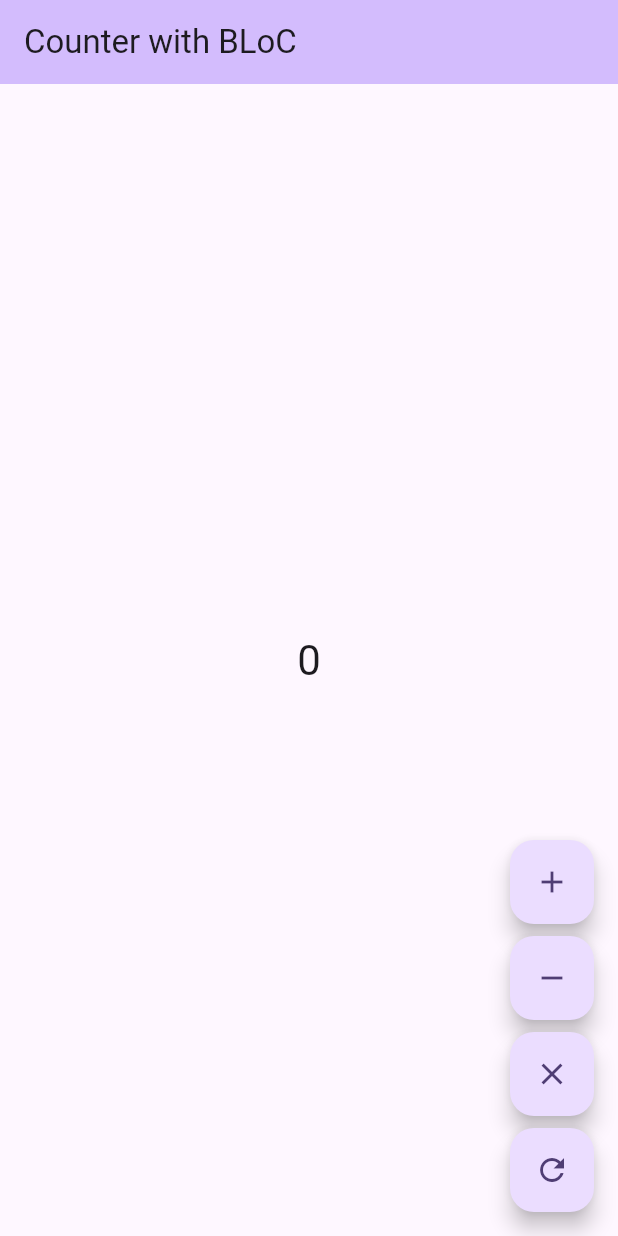
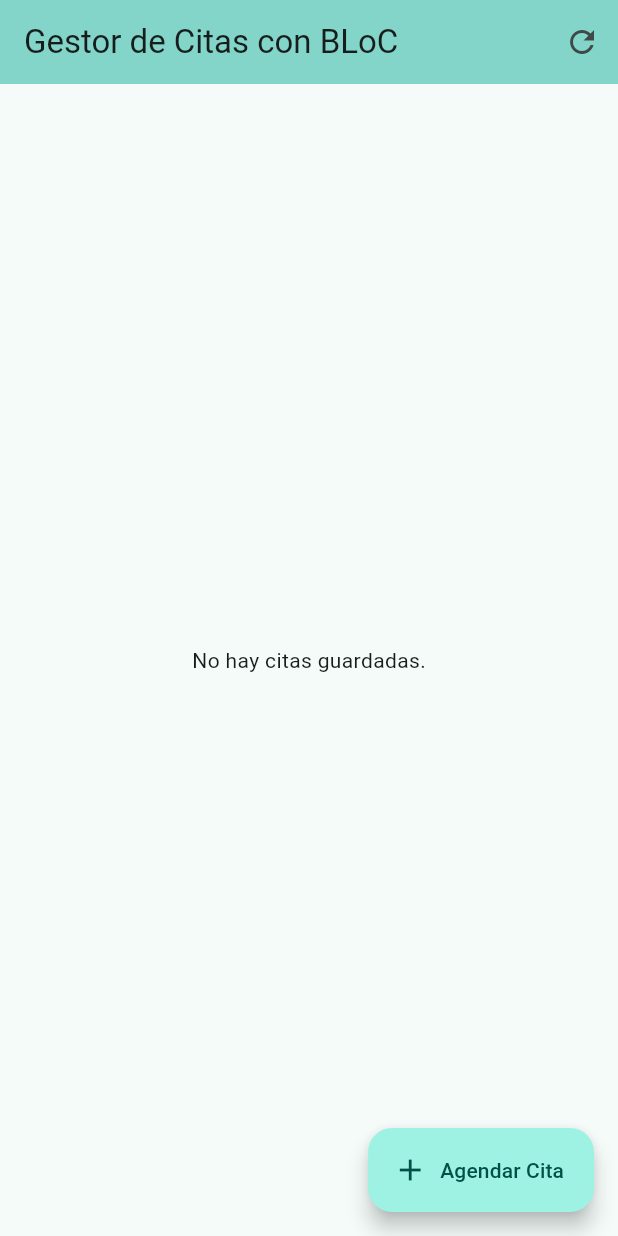
Before and after one commit to JoaquinCar/4B_Desarrollo-Frontend-y-Aplicaciones-M-viles, a Flutter app: the screen it shows after launch, on a phone screen of 412 x 824 dp. Run offline on Flutter 3.47's test engine with Material 3 defaults, Android fonts, the phone set to English and light mode, and no system bars; our stand-ins replace cloud_firestore, firebase_core, flutter_bloc; accounts and stored records are empty.

Commit message:
Act #3 Base de datos con firebase

```diff
--- /dev/null
+++ b/lib/counter/citas_bloc.dart
@@ -0,0 +1,38 @@
+// lib/citas_bloc.dart
+
+import 'package:flutter_bloc/flutter_bloc.dart';
+import 'package:cloud_firestore/cloud_firestore.dart';
+import 'citas_events_states.dart';
+
+class CitasBloc extends Bloc<CitasEvent, CitasState> {
+  CitasBloc() : super(CitasInitial()) {
+
+    // Cambiamos el manejador de GuardarCitaPrueba a GuardarNuevaCita
+    on<GuardarNuevaCita>((event, emit) async {
+      try {
+        // Usamos los datos que vienen DENTRO del evento
+        await FirebaseFirestore.instance.collection('citas_prueba').add({
+          'paciente': event.paciente,
+          'sintoma': event.sintoma,
+          'fecha': event.fecha,
+        });
+        emit(CitasGuardadoExito());
+      } catch (e) {
+        emit(CitasGuardadoError(e.toString()));
+      }
+    });
+    // --- NUEVA LÓGICA para CARGAR DATOS ---
+    on<CargarCitas>((event, emit) async {
+      emit(CitasCargando()); // 1. Emitir estado de carga
+      try {
+        // 2. Consultar los datos en Firestore
+        final snapshot = await FirebaseFirestore.instance.collection('citas_prueba').get();
+        // 3. Si la consulta es exitosa, emitir el estado con los datos
+        emit(CitasCargadoExito(snapshot.docs));
+      } catch (e) {
+        // 4. Si hay un error, emitir el estado de error
+        emit(CitasErrorAlCargar(e.toString()));
+      }
+    });
+  }
+}
--- /dev/null
+++ b/lib/counter/citas_events_states.dart
@@ -0,0 +1,46 @@
+// lib/citas_events_states.dart
+
+import 'package:cloud_firestore/cloud_firestore.dart';
+
+import 'package:cloud_firestore/cloud_firestore.dart';
+// --- EVENTOS ---
+abstract class CitasEvent {}
+
+class GuardarNuevaCita extends CitasEvent {
+  final String paciente;
+  final String sintoma;
+  final String fecha;
+
+  GuardarNuevaCita({
+    required this.paciente,
+    required this.sintoma,
+    required this.fecha,
+  });
+}
+class CargarCitas extends CitasEvent {} // <- NUEVO EVENTO para leer datos
+
+
+// --- ESTADOS ---
+abstract class CitasState {}
+
+class CitasInitial extends CitasState {}
+
+// Estados para guardar
+class CitasGuardadoExito extends CitasState {}
+class CitasGuardadoError extends CitasState {
+  final String mensajeError;
+  CitasGuardadoError(this.mensajeError);
+}
+
+// Estados para cargar
+class CitasCargando extends CitasState {} // <- NUEVO ESTADO para mostrar "cargando..."
+
+class CitasCargadoExito extends CitasState { // <- NUEVO ESTADO con los datos
+  final List<QueryDocumentSnapshot> citas;
+  CitasCargadoExito(this.citas);
+}
+
+class CitasErrorAlCargar extends CitasState { // <- NUEVO ESTADO de error al leer
+  final String mensajeError;
+  CitasErrorAlCargar(this.mensajeError);
+}
--- a/lib/counter/counter_bloc.dart
+++ /dev/null
@@ -1,30 +0,0 @@
-import 'package:bloc/bloc.dart';
-import 'counter_events.dart';
-import 'package:flutter_bloc/flutter_bloc.dart';
-
-// La clase "hereda" de Bloc y le especificamos dos cosas:
-// <CounterEvent, int> significa:
-//   - Recibo órdenes de tipo CounterEvent.
-//   - Mi comida (el estado) será de tipo int (un número).
-class CounterBloc extends Bloc<CounterEvent, int> {
-  // 2. EL ESTADO INICIAL
-  // Cuando se crea el BLoC, su estado inicial es 0.
-  // super(0) significa "inicia el estado con el valor 0".
-  // Es el plato que tienes en la mesa antes de ordenar nada.
-  CounterBloc() : super(0) {
-    // 3. LA RECETA PARA CADA ORDEN
-    // on<CounterIncrements>(...) significa:
-    // "Cuando reciba una orden del tipo CounterIncrements, haz lo siguiente:"
-
-    // La lógica es: toma el estado actual (state) y súmale 1.
-    // 'emit' es la función especial para "servir" el nuevo estado.
-    // Así que, emit(state + 1) significa: "sirve un nuevo plato con el número actualizado".
-    on<CounterIncrements>((event, emit) => emit(state + 1));
-
-    on<CounterDecrements>((event, emit) => emit(state - 1));
-
-    on<CounterMultiplica>((event, emit) => emit(state * event.factor));
-
-    on<CounterReset>((event, emit) => emit(0));
-  }
-}
--- a/lib/counter/counter_events.dart
+++ /dev/null
@@ -1,15 +0,0 @@
-// Esto es como decir: "Aquí defino la categoría 'Ordenes para el Contador'".
-// Es 'abstract' porque no puedes pedir una "orden genérica",
-// tienes que pedir algo específico del menú.
-abstract class CounterEvent {}
-
-// Esta es una orden específica y concreta del menú.
-// Es una clase que hereda de CounterEvent, por lo tanto, es una orden válida.
-// Su único propósito es existir, ser un mensaje claro: "¡Incrementa el contador!"
-class CounterIncrements extends CounterEvent {}
-class CounterDecrements extends CounterEvent {}
-class CounterMultiplica extends CounterEvent {
-  final int factor; // Le añadimos un dato
-  CounterMultiplica(this.factor);
-}
-class CounterReset extends CounterEvent {}
--- a/lib/main.dart
+++ b/lib/main.dart
@@ -1,92 +1,212 @@
+// lib/main.dart
+
 import 'package:flutter/material.dart';
 import 'package:flutter_bloc/flutter_bloc.dart';
-import 'package:patron_bloc/counter/counter_bloc.dart';
-import 'package:patron_bloc/counter/counter_events.dart';
+import 'package:firebase_core/firebase_core.dart';
+import 'counter/citas_bloc.dart';
+import 'counter/citas_events_states.dart';
+import 'firebase_options.dart';
 
-void main() {
+void main() async {
+  WidgetsFlutterBinding.ensureInitialized();
+  await Firebase.initializeApp(
+    options: DefaultFirebaseOptions.currentPlatform,
+  );
   runApp(const MyApp());
 }
 
+// CLASE MyApp QUE FALTABA
 class MyApp extends StatelessWidget {
   const MyApp({super.key});
 
   @override
   Widget build(BuildContext context) {
     return MaterialApp(
-      title: 'Counter App con BLoC',
+      title: 'Citas App con BLoC',
       theme: ThemeData(
-        colorScheme: ColorScheme.fromSeed(seedColor: Colors.deepPurple),
+        colorScheme: ColorScheme.fromSeed(seedColor: Colors.teal),
         useMaterial3: true,
       ),
-      // Aquí es donde "provees" tu BLoC al árbol de widgets.
-      // CounterPage y cualquier widget hijo podrán acceder a CounterBloc.
       home: BlocProvider(
-        create: (context) => CounterBloc(),
-        child: const CounterPage(),
+        create: (context) => CitasBloc()..add(CargarCitas()),
+        child: const CitasPage(),
       ),
     );
   }
 }
 
-class CounterPage extends StatelessWidget {
-  const CounterPage({super.key});
+class CitasPage extends StatelessWidget {
+  const CitasPage({super.key});
+
+  void _mostrarFormulario(BuildContext context) {
+    showModalBottomSheet(
+      context: context,
+      isScrollControlled: true,
+      builder: (_) {
+        return BlocProvider.value(
+          value: BlocProvider.of<CitasBloc>(context),
+          child: const _CitaFormulario(),
+        );
+      },
+    );
+  }
 
   @override
   Widget build(BuildContext context) {
     return Scaffold(
       appBar: AppBar(
-        title: const Text('Counter with BLoC'),
+        title: const Text('Gestor de Citas con BLoC'),
         backgroundColor: Theme.of(context).colorScheme.inversePrimary,
+        actions: [
+          IconButton(
+            icon: const Icon(Icons.refresh),
+            onPressed: () => context.read<CitasBloc>().add(CargarCitas()),
+          ),
+        ],
       ),
-      body: Center(
-        child: BlocBuilder<CounterBloc, int>(
-          builder: (context, count) {
-            // Este Text se reconstruirá con cada nuevo estado
-            return Text(
-              '$count',
-              style: Theme.of(context).textTheme.headlineMedium,
+      // AQUÍ RESTAURAMOS EL LISTENER
+      body: BlocListener<CitasBloc, CitasState>(
+        listener: (context, state) {
+          if (state is CitasGuardadoExito) {
+            ScaffoldMessenger.of(context).showSnackBar(
+              const SnackBar(content: Text('¡Cita guardada!'), backgroundColor: Colors.green),
             );
+            context.read<CitasBloc>().add(CargarCitas());
+          } else if (state is CitasGuardadoError) {
+            ScaffoldMessenger.of(context).showSnackBar(
+              SnackBar(content: Text('Error al guardar: ${state.mensajeError}'), backgroundColor: Colors.red),
+            );
+          }
+        },
+        child: BlocBuilder<CitasBloc, CitasState>(
+          builder: (context, state) {
+            if (state is CitasCargando || state is CitasInitial) {
+              return const Center(child: CircularProgressIndicator());
+            } else if (state is CitasCargadoExito) {
+              if (state.citas.isEmpty) {
+                return const Center(child: Text('No hay citas guardadas.'));
+              }
+              return ListView.builder(
+                itemCount: state.citas.length,
+                itemBuilder: (context, index) {
+                  final cita = state.citas[index].data() as Map<String, dynamic>;
+                  final paciente = cita['paciente'] ?? 'N/A';
+                  final sintoma = cita['sintoma'] ?? 'N/A';
+                  final fecha = cita['fecha'] ?? 'N/A';
+                  return ListTile(
+                    leading: const Icon(Icons.person),
+                    title: Text('Paciente: $paciente'),
+                    subtitle: Text('Síntoma: $sintoma - Fecha: $fecha'),
+                  );
+                },
+              );
+            } else if (state is CitasErrorAlCargar) {
+              return Center(child: Text('Error al cargar datos: ${state.mensajeError}'));
+            }
+            return const Center(child: Text('Presiona el botón para guardar una cita.'));
           },
         ),
       ),
-      floatingActionButton: Column(
-        mainAxisAlignment: MainAxisAlignment.end, // Alinea los botones abajo
-        children: [
-          // Botón para Incrementar
-          FloatingActionButton(
-            heroTag: 'btn_add', // heroTag previene errores con múltiples FABs
-            child: const Icon(Icons.add),
-            onPressed: () => context.read<CounterBloc>().add(CounterIncrements()),
-          ),
-
-          const SizedBox(height: 8), // Un pequeño espacio entre botones
-
-          // Botón para Decrementar
-          FloatingActionButton(
-            heroTag: 'btn_remove',
-            child: const Icon(Icons.remove),
-            onPressed: () => context.read<CounterBloc>().add(CounterDecrements()),
-          ),
-
-          const SizedBox(height: 8),
-
-          // Botón para Multiplicar
-          FloatingActionButton(
-            heroTag: 'btn_multiply',
-            child: const Icon(Icons.close),
-            onPressed: () => context.read<CounterBloc>().add(CounterMultiplica(2)),
-          ),
-
-          const SizedBox(height: 8),
-
-          // Botón para Reiniciar
-          FloatingActionButton(
-            heroTag: 'btn_reset',
-            child: const Icon(Icons.refresh),
-            onPressed: () => context.read<CounterBloc>().add(CounterReset()),
-          ),
-        ],
+      floatingActionButton: FloatingActionButton.extended(
+        icon: const Icon(Icons.add),
+        label: const Text('Agendar Cita'),
+        onPressed: () {
+          _mostrarFormulario(context);
+        },
       ),
     );
   }
 }
+
+// --- WIDGET DEL FORMULARIO ---
+class _CitaFormulario extends StatefulWidget {
+  const _CitaFormulario();
+
+  @override
+  State<_CitaFormulario> createState() => _CitaFormularioState();
+}
+
+class _CitaFormularioState extends State<_CitaFormulario> {
+  final _formKey = GlobalKey<FormState>();
+  final _pacienteController = TextEditingController();
+  final _sintomaController = TextEditingController();
+  final _fechaController = TextEditingController();
+
+  @override
+  void dispose() {
+    _pacienteController.dispose();
+    _sintomaController.dispose();
+    _fechaController.dispose();
+    super.dispose();
+  }
+
+  void _guardarCita() {
+    if (_formKey.currentState!.validate()) {
+      context.read<CitasBloc>().add(
+        GuardarNuevaCita(
+          paciente: _pacienteController.text,
+          sintoma: _sintomaController.text,
+          fecha: _fechaController.text,
+        ),
+      );
+      Navigator.of(context).pop();
+    }
+  }
+
+  @override
+  Widget build(BuildContext context) {
+    return Padding(
+      padding: EdgeInsets.only(
+        bottom: MediaQuery.of(context).viewInsets.bottom,
+        top: 20,
+        left: 20,
+        right: 20,
+      ),
+      child: Form(
+        key: _formKey,
+        child: Column(
+          mainAxisSize: MainAxisSize.min,
+          children: [
+            Text('Nueva Cita', style: Theme.of(context).textTheme.headlineSmall),
+            const SizedBox(height: 16),
+            TextFormField(
+              controller: _pacienteController,
+              decoration: const InputDecoration(labelText: 'Nombre del Paciente'),
+              validator: (value) => value!.isEmpty ? 'Campo requerido' : null,
+            ),
+            const SizedBox(height: 16),
+            TextFormField(
+              controller: _sintomaController,
+              decoration: const InputDecoration(labelText: 'Síntoma'),
+              validator: (value) => value!.isEmpty ? 'Campo requerido' : null,
+            ),
+            const SizedBox(height: 16),
+            TextFormField(
+              controller: _fechaController,
+              decoration: const InputDecoration(labelText: 'Fecha (YYYY-MM-DD)'),
+              validator: (value) => value!.isEmpty ? 'Campo requerido' : null,
+              readOnly: true, // Para que el teclado no aparezca
+              onTap: () async {
+                DateTime? fechaSeleccionada = await showDatePicker(
+                  context: context,
+                  initialDate: DateTime.now(),
+                  firstDate: DateTime(2000),
+                  lastDate: DateTime(2100),
+                );
+                if (fechaSeleccionada != null) {
+                  _fechaController.text = fechaSeleccionada.toLocal().toString().split(' ')[0];
+                }
+              },
+            ),
+            const SizedBox(height: 24),
+            ElevatedButton(
+              onPressed: _guardarCita,
+              child: const Text('Guardar Cita'),
+            ),
+            const SizedBox(height: 20),
+          ],
+        ),
+      ),
+    );
+  }
+}
--- a/pubspec.yaml
+++ b/pubspec.yaml
@@ -32,6 +32,8 @@ dependencies:
     sdk: flutter
   flutter_bloc: ^8.1.3
   bloc: ^8.1.4
+  firebase_core: ^2.16.0
+  cloud_firestore: ^4.17.4 # O la versión más reciente
 
   # The following adds the Cupertino Icons font to your application.
   # Use with the CupertinoIcons class for iOS style icons.
```
Also changed, not shown: firebase.json (added), lib/firebase_options.dart (added), pubspec.lock, 6 other files.
